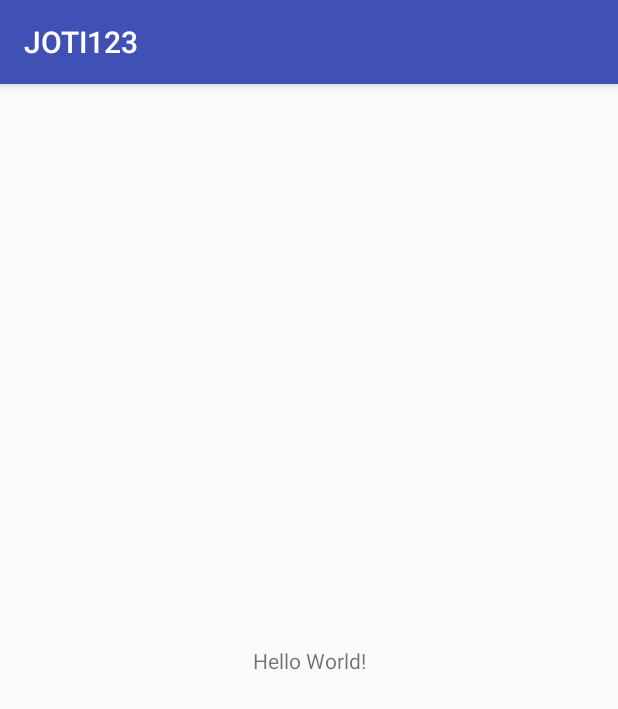
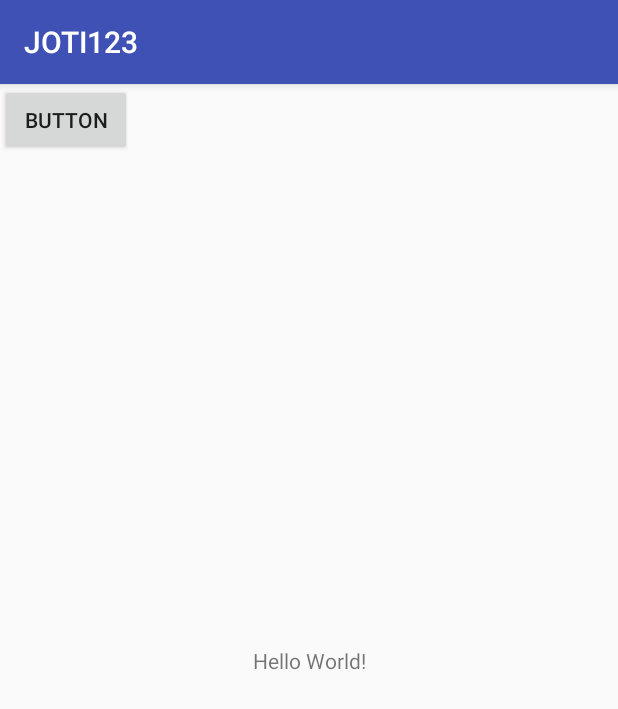
Before and after one commit to Jyotssharma/JOTI123, an Android app: the screen it shows after launch (MainActivity), on a phone screen of 412 x 824 dp. Shown: the top 709 px of the screen. Run offline under Robolectric (Android 15) with nearby library versions, the phone set to English and light mode, and no system bars.

Commit message:
Second commit by Sachin

```diff
--- a/app/src/main/res/layout/activity_main.xml
+++ b/app/src/main/res/layout/activity_main.xml
@@ -15,4 +15,12 @@
         app:layout_constraintRight_toRightOf="parent"
         app:layout_constraintTop_toTopOf="parent" />
 
+    <Button
+        android:id="@+id/button"
+        android:layout_width="wrap_content"
+        android:layout_height="wrap_content"
+        android:text="Button"
+        tools:layout_editor_absoluteX="49dp"
+        tools:layout_editor_absoluteY="41dp" />
+
 </android.support.constraint.ConstraintLayout>
```
